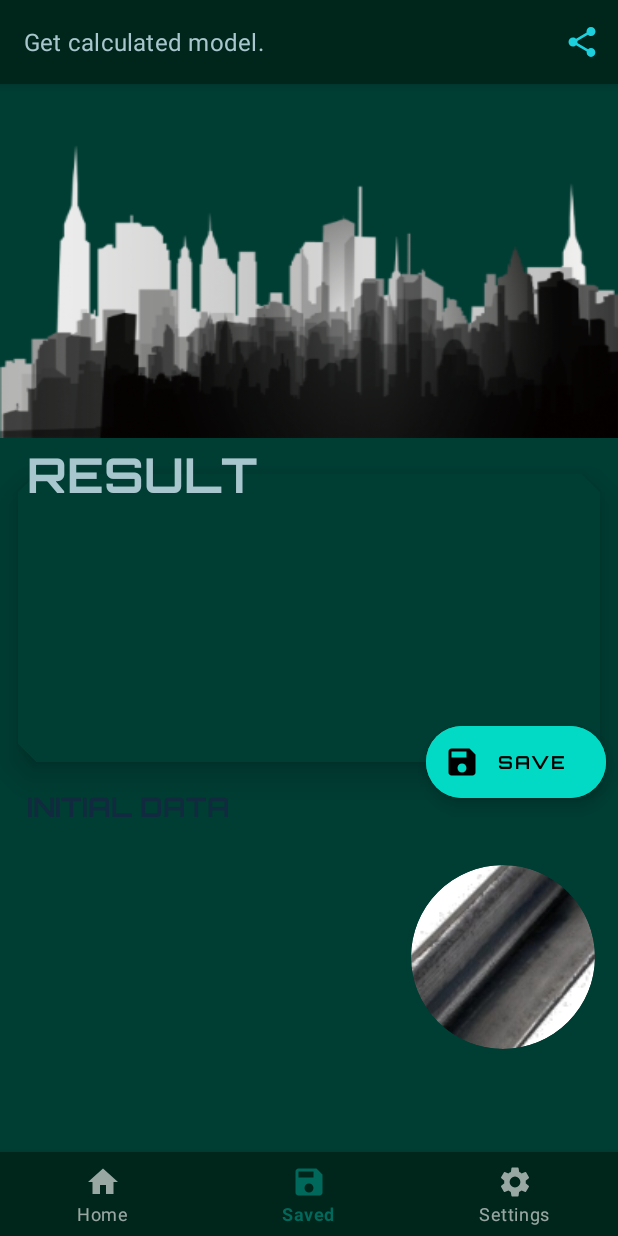
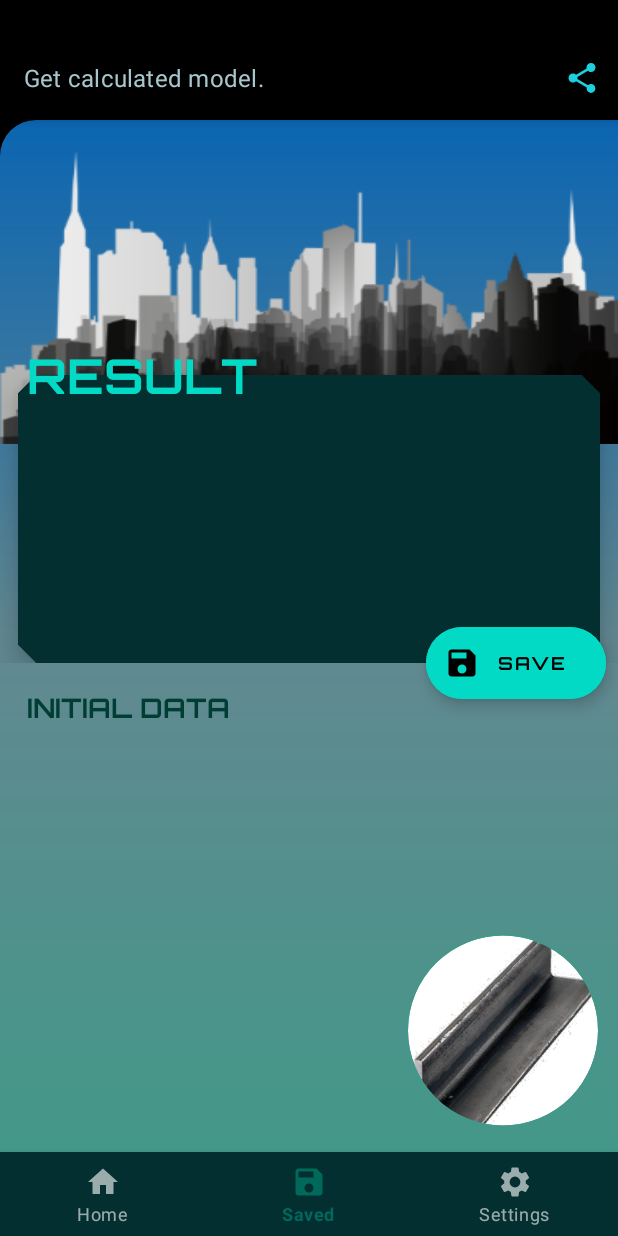
Before and after one commit to Tigran-Khachikyan/ConstructorBuddy, an Android app: the ResultFragment screen opened through its navigation route, item 2 of the bottom bar chosen, on a phone screen of 412 x 824 dp. Run offline under Robolectric (Android 15) with nearby library versions, the phone set to English and light mode, and no system bars; our stand-ins replace CircleImageView, Room's generated code, navigation-ui; libraries missing offline, so code that uses them is left out: com.jakewharton.retrofit2; network calls fail; Roboto replaces fonts that are not available here; 2 statements that could not run were skipped.

Commit message:
cleaning code

```diff
--- a/app/src/main/java/com/calcprojects/constructorbuddy/ui/Constants.kt
+++ b/app/src/main/java/com/calcprojects/constructorbuddy/ui/Constants.kt
@@ -7,7 +7,7 @@ const val NO_INPUT: Double = -1.0
 const val SELECTED: Boolean = true
 const val UNSELECTED: Boolean = false
 const val SCREEN_DELAY_TIME = 800L
-const val SPlASH_DELAY_TIME = 2500L
+const val SPlASH_DELAY_TIME = 1600L
 const val DEFAULT_RES_ARG = -1
 
 const val KEY_UNITS = "key_units"
--- a/app/src/main/java/com/calcprojects/constructorbuddy/ui/ScreenConfigurations.kt
+++ b/app/src/main/java/com/calcprojects/constructorbuddy/ui/ScreenConfigurations.kt
@@ -41,7 +41,7 @@ interface ScreenConfigurations {
                         // Hide the nav bar and status bar
                         or View.SYSTEM_UI_FLAG_HIDE_NAVIGATION
                         or View.SYSTEM_UI_FLAG_FULLSCREEN)
-                else (View.SYSTEM_UI_FLAG_VISIBLE or View.SYSTEM_UI_FLAG_LAYOUT_HIDE_NAVIGATION )
+                else (View.SYSTEM_UI_FLAG_VISIBLE or View.SYSTEM_UI_FLAG_LAYOUT_HIDE_NAVIGATION)
         }
     }
 
--- a/app/src/main/java/com/calcprojects/constructorbuddy/ui/home/HomeFragment.kt
+++ b/app/src/main/java/com/calcprojects/constructorbuddy/ui/home/HomeFragment.kt
@@ -8,7 +8,9 @@ import android.view.ViewGroup
 import android.widget.Button
 import androidx.fragment.app.Fragment
 import androidx.navigation.fragment.NavHostFragment
+import androidx.navigation.fragment.findNavController
 import com.calcprojects.constructorbuddy.R
+import com.calcprojects.constructorbuddy.ui.MainActivity
 import com.calcprojects.constructorbuddy.ui.SCREEN_DELAY_TIME
 import com.calcprojects.constructorbuddy.ui.ScreenConfigurations
 import kotlinx.android.synthetic.main.fragment_home.*
@@ -22,6 +24,7 @@ class HomeFragment : Fragment(),
         get() = activity
 
     private lateinit var job: Job
+
 
     override fun onCreateView(
         inflater: LayoutInflater, container: ViewGroup?, savedInstanceState: Bundle?
--- /dev/null
+++ b/app/src/main/res/drawable/background_result.xml
@@ -0,0 +1,9 @@
+<?xml version="1.0" encoding="utf-8"?>
+<shape xmlns:android="http://schemas.android.com/apk/res/android">
+    <gradient
+        android:endColor="@color/colorPrimaryLight"
+        android:centerColor="@color/colorSecondary"
+        android:startColor="@color/colorSecondaryDark"
+        android:angle="-45" />
+    <corners android:topLeftRadius="24dp" />
+</shape>
--- a/app/src/main/res/layout/fragment_home.xml
+++ b/app/src/main/res/layout/fragment_home.xml
@@ -4,7 +4,7 @@
     xmlns:tools="http://schemas.android.com/tools"
     android:layout_width="match_parent"
     android:layout_height="match_parent"
-    android:background="@color/colorPrimary">
+    android:background="@drawable/background_result">
 
     <ImageView
         android:id="@+id/iv_home"
--- a/app/src/main/res/layout/fragment_result.xml
+++ b/app/src/main/res/layout/fragment_result.xml
@@ -4,9 +4,8 @@
     xmlns:tools="http://schemas.android.com/tools"
     android:layout_width="match_parent"
     android:layout_height="match_parent"
-    android:background="@color/colorPrimaryDark"
-    app:statusBarBackground="@color/colorSecondarySP"
-    android:fitsSystemWindows="true"
+    android:background="@android:color/black"
+    android:paddingTop="24dp"
     tools:context=".ui.result.ResultFragment">
 
     <com.google.android.material.appbar.AppBarLayout
@@ -20,35 +19,44 @@
             style="@style/Widget.MaterialComponents.Toolbar.Primary"
             android:layout_width="match_parent"
             android:layout_height="?attr/actionBarSize"
-            android:backgroundTint="@color/colorSecondarySP"
+            android:backgroundTint="@android:color/black"
             app:menu="@menu/app_bar_menu_result"
             app:subtitle="@string/result_sub_title"
-            app:subtitleTextColor="@color/colorSecondaryLight"/>
+            app:subtitleTextColor="@color/colorSecondaryLight" />
 
     </com.google.android.material.appbar.AppBarLayout>
 
     <androidx.constraintlayout.widget.ConstraintLayout
         android:layout_width="match_parent"
+        android:layout_height="match_parent"
         android:layout_marginTop="?attr/actionBarSize"
-        android:layout_height="match_parent">
+        android:background="@drawable/background_result">
 
         <androidx.constraintlayout.widget.ConstraintLayout
             android:id="@+id/lay_image_result"
             android:layout_width="match_parent"
             android:layout_height="200dp"
-            android:layout_marginTop="36dp"
+            android:layout_marginTop="16dp"
             android:background="@mipmap/city"
             app:layout_constraintTop_toTopOf="parent" />
+
+        <androidx.constraintlayout.widget.ConstraintLayout
+            android:id="@+id/layResult"
+            android:layout_width="match_parent"
+            android:layout_height="wrap_content"
+            app:layout_constraintBottom_toBottomOf="@id/lay_image_result"
+            app:layout_constraintTop_toBottomOf="@id/lay_image_result">
 
             <com.google.android.material.card.MaterialCardView
                 android:id="@+id/card_result"
                 android:layout_width="match_parent"
                 android:layout_height="wrap_content"
-            android:layout_margin="12dp"
-            app:cardBackgroundColor="@color/colorPrimaryDark"
+                android:layout_marginStart="12dp"
+                android:layout_marginTop="100dp"
+                android:layout_marginEnd="12dp"
+                app:cardBackgroundColor="@color/colorSecondarySP"
                 app:cardCornerRadius="12dp"
                 app:cardElevation="12dp"
-            app:layout_constraintBottom_toBottomOf="parent"
                 app:layout_constraintTop_toTopOf="parent"
                 app:shapeAppearanceOverlay="@style/cardCut">
 
@@ -84,13 +92,18 @@
 
             </com.google.android.material.card.MaterialCardView>
 
+        </androidx.constraintlayout.widget.ConstraintLayout>
+
         <androidx.constraintlayout.widget.ConstraintLayout
             android:id="@+id/lay_init_data"
             android:layout_width="match_parent"
             android:layout_height="0dp"
-            android:padding="12dp"
+            android:paddingStart="12dp"
+            android:paddingEnd="12dp"
+            android:paddingTop="12dp"
+            android:paddingBottom="6dp"
             app:layout_constraintBottom_toBottomOf="parent"
-            app:layout_constraintTop_toBottomOf="@id/card_result">
+            app:layout_constraintTop_toBottomOf="@id/layResult">
 
 
             <TextView
@@ -101,7 +114,7 @@
                 android:padding="6dp"
                 android:text="@string/initial_data"
                 android:textAllCaps="true"
-                android:textColor="@color/colorSecondaryDark"
+                android:textColor="@color/colorPrimaryDark"
                 android:textSize="18sp"
                 android:textStyle="bold"
                 app:layout_constraintLeft_toLeftOf="parent"
@@ -170,19 +183,19 @@
             <de.hdodenhof.circleimageview.CircleImageView
                 android:id="@+id/iv_shape_res"
                 android:layout_width="0dp"
-                android:layout_height="0dp"
+                android:layout_height="wrap_content"
                 android:src="@mipmap/angle"
-                app:civ_border_color="@color/colorPrimaryDark"
-                app:civ_border_width="3dp"
+                app:civ_border_color="@color/colorPrimaryLight"
+                app:civ_border_width="1dp"
                 app:layout_constraintBottom_toBottomOf="parent"
                 app:layout_constraintHorizontal_weight="1"
                 app:layout_constraintLeft_toRightOf="@id/scroll_view_init_data"
-                app:layout_constraintRight_toRightOf="parent"
-                app:layout_constraintTop_toTopOf="parent" />
+                app:layout_constraintRight_toRightOf="parent" />
 
         </androidx.constraintlayout.widget.ConstraintLayout>
 
     </androidx.constraintlayout.widget.ConstraintLayout>
+
 
     <com.google.android.material.floatingactionbutton.ExtendedFloatingActionButton
         android:id="@+id/btn_save"
@@ -207,7 +220,7 @@
         android:padding="6dp"
         android:text="@string/result"
         android:textAllCaps="true"
-        android:textColor="@color/colorSecondaryLight"
+        android:textColor="@color/colorAccent"
         android:textSize="32sp"
         android:textStyle="bold"
         app:layout_anchor="@id/card_result"
--- a/app/src/main/res/layout/fragment_settings.xml
+++ b/app/src/main/res/layout/fragment_settings.xml
@@ -4,7 +4,7 @@
     xmlns:tools="http://schemas.android.com/tools"
     android:layout_width="match_parent"
     android:layout_height="match_parent"
-    android:background="@color/colorPrimary"
+    android:background="@drawable/background_result"
     tools:context=".ui.settings.SettingsFragment">
 
     <ImageView
--- a/app/src/main/res/layout/fragment_shapes.xml
+++ b/app/src/main/res/layout/fragment_shapes.xml
@@ -4,7 +4,7 @@
     xmlns:tools="http://schemas.android.com/tools"
     android:layout_width="match_parent"
     android:layout_height="match_parent"
-    android:background="@color/colorPrimaryDark"
+    android:background="@color/colorSecondarySP"
     android:fitsSystemWindows="true"
     android:orientation="vertical"
     tools:context=".ui.shapes.ShapesFragment">
--- a/app/src/main/res/layout/fragment_splash.xml
+++ b/app/src/main/res/layout/fragment_splash.xml
@@ -4,7 +4,7 @@
     android:layout_width="match_parent"
     android:layout_height="match_parent"
     xmlns:app="http://schemas.android.com/apk/res-auto"
-    android:background="@color/colorSecondaryDark"
+    android:background="@color/colorSecondarySP"
     tools:context=".ui.splash.SplashFragment">
 
     <!-- TODO: Update blank fragment layout -->
@@ -15,7 +15,7 @@
         android:layout_height="wrap_content"
         app:layout_constraintTop_toTopOf="parent"
         android:src="@mipmap/splash_image"
-        android:tint="@color/colorPrimaryLight"
+        android:tint="@color/colorSecondary"
         android:layout_marginStart="16dp"
         app:layout_constraintVertical_bias="0.4"
         app:layout_constraintBottom_toBottomOf="parent"
@@ -29,7 +29,7 @@
         android:layout_marginTop="18dp"
         android:text="@string/app_name"
         android:textSize="26sp"
-        android:textColor="@color/colorPrimaryLight"
+        android:textColor="@color/colorSecondaryLight"
         app:fontFamily="@font/orbitron_bold"
         app:layout_constraintLeft_toLeftOf="parent"
         app:layout_constraintRight_toRightOf="parent"
--- a/app/src/main/res/menu/app_bar_menu_result.xml
+++ b/app/src/main/res/menu/app_bar_menu_result.xml
@@ -1,11 +1,14 @@
 <?xml version="1.0" encoding="utf-8"?>
-<menu xmlns:android="http://schemas.android.com/apk/res/android"
+<menu xmlns:tools="http://schemas.android.com/tools"
+    xmlns:android="http://schemas.android.com/apk/res/android"
     xmlns:app="http://schemas.android.com/apk/res-auto">
 
     <item
         android:id="@+id/share"
         android:icon="@drawable/ic_share_black_24dp"
         android:title="@string/share"
-        app:showAsAction="ifRoom" />
+        android:iconTint="@color/colorAccent"
+        app:showAsAction="ifRoom"
+        tools:ignore="UnusedAttribute" />
 
 </menu>
--- a/app/src/main/res/menu/menu_contextual.xml
+++ b/app/src/main/res/menu/menu_contextual.xml
@@ -1,19 +1,24 @@
 <?xml version="1.0" encoding="utf-8"?>
-<menu xmlns:android="http://schemas.android.com/apk/res/android"
+<menu xmlns:tools="http://schemas.android.com/tools"
+    xmlns:android="http://schemas.android.com/apk/res/android"
     xmlns:app="http://schemas.android.com/apk/res-auto">
 
     <item
         android:id="@+id/share"
         android:icon="@drawable/ic_share_black_24dp"
         android:title="@string/share"
+        android:iconTint="@color/colorAccent"
         android:contentDescription="@string/share"
-        app:showAsAction="ifRoom" />
+        app:showAsAction="ifRoom"
+        tools:ignore="UnusedAttribute" />
 
     <item
         android:id="@+id/delete"
         android:icon="@drawable/ic_delete_forever_black_24dp"
         android:title="@string/delete"
+        android:iconTint="@color/colorAccent"
         android:contentDescription="@string/delete"
-        app:showAsAction="ifRoom" />
+        app:showAsAction="ifRoom"
+        tools:ignore="UnusedAttribute" />
 
 </menu>
--- a/app/src/main/res/values/colors.xml
+++ b/app/src/main/res/values/colors.xml
@@ -16,7 +16,7 @@
     <color name="colorSecondary">#628891</color>
     <color name="colorSecondaryLight">#A7C6CD</color>
     <color name="colorSecondaryTrans">#5F507D87</color>
-    <color name="colorSecondarySP">#00251a</color>
+    <color name="colorSecondarySP">#042F30</color>
     <color name="errorColor">#7a0000</color>
-    <color name="colorSecondaryDark">#112A3F</color>
+    <color name="colorSecondaryDark">#0B65B1</color>
 </resources>
--- a/app/src/main/res/values/styles.xml
+++ b/app/src/main/res/values/styles.xml
@@ -104,7 +104,7 @@
         <item name="textAllCaps">true</item>
         <item name="android:textStyle">bold</item>
         <item name="android:textSize">18sp</item>
-        <item name="android:textColor">@android:color/white</item>
+        <item name="android:textColor">@color/colorSecondaryLight</item>
     </style>
 
     <style name="textView_initial_data">
@@ -115,7 +115,7 @@
         <item name="android:paddingStart">6dp</item>
         <item name="android:layout_marginTop">4dp</item>
         <item name="android:paddingEnd">6dp</item>
-        <item name="android:textColor">@android:color/white</item>
+        <item name="android:textColor">@android:color/black</item>
     </style>
 
     <style name="cardCut">
```
Also changed, not shown: app/src/main/java/com/calcprojects/constructorbuddy/ui/result/ResultFragment.kt (+12 -12 lines), app/src/main/java/com/calcprojects/constructorbuddy/ui/splash/SplashFragment.kt (+7 -1 lines), app/src/main/res/layout/fragment_calculator.xml (+4 -3 lines), app/src/main/res/menu/app_bar_menu.xml (+8 -3 lines). Lines whose indentation alone changed are shown as unchanged.
